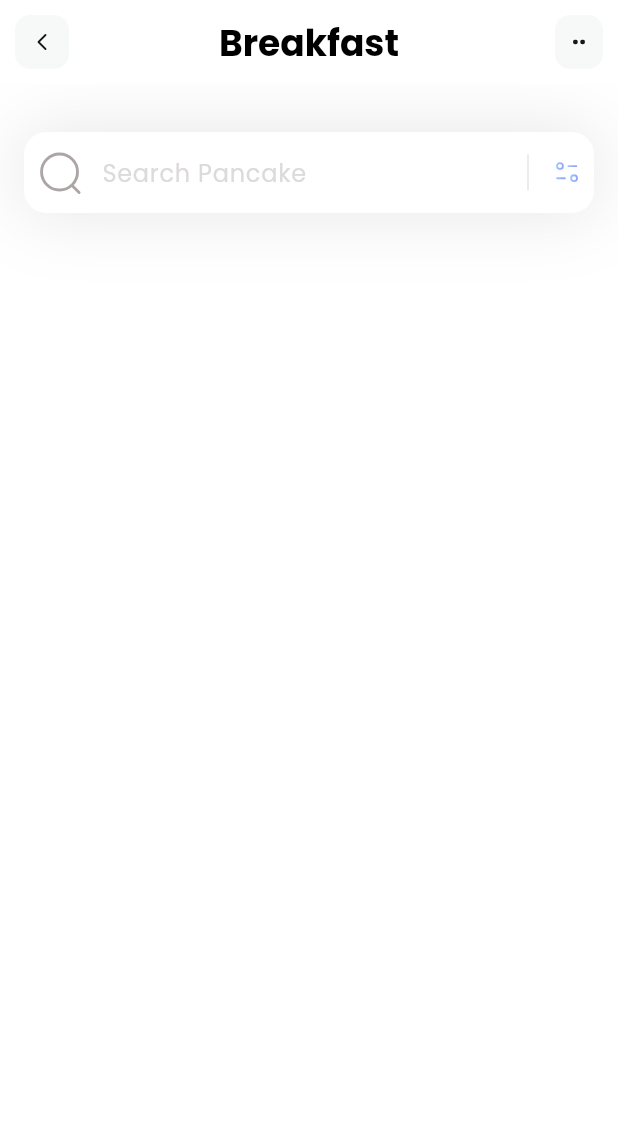
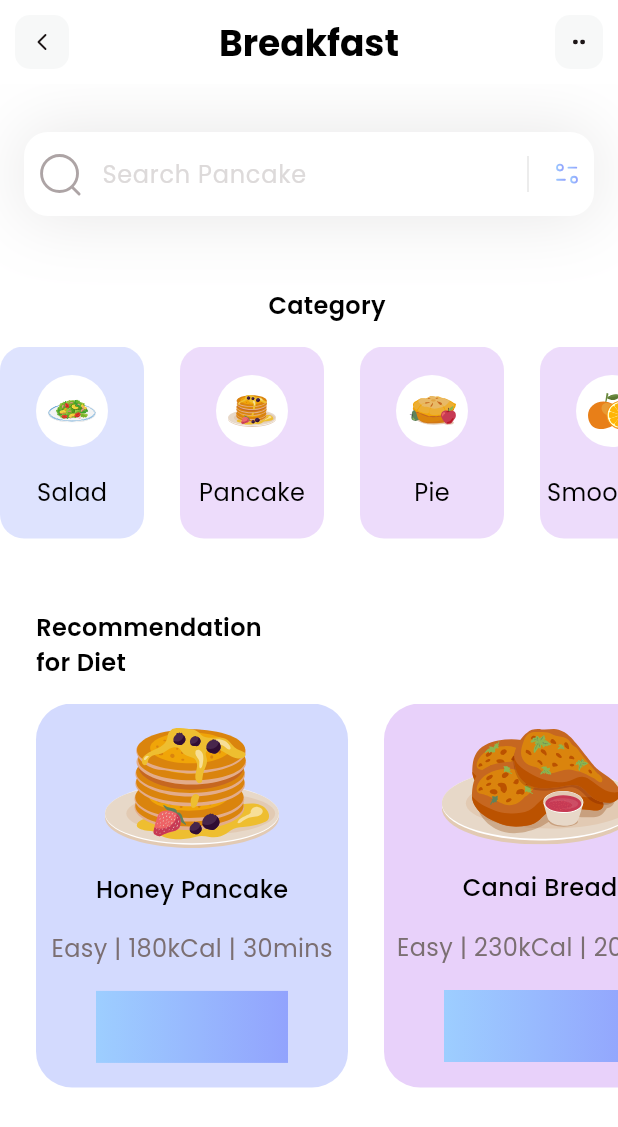
Before and after one commit to Emersh0w/fitness, a Flutter app: the screen it shows after launch, on a phone screen of 412 x 824 dp. Shown: the top 1127 px of the screen. Run offline on Flutter 3.47's test engine with Material 3 defaults, Android fonts, the phone set to English and light mode, and no system bars; our stand-ins replace flutter_svg.

Commit message:
Createed Recommendation for Diet

```diff
--- a/lib/main.dart
+++ b/lib/main.dart
@@ -14,7 +14,7 @@ class MyApp extends StatelessWidget {
     return MaterialApp(
       debugShowCheckedModeBanner: false,
       theme: ThemeData(fontFamily: 'Poppins'),
-      home: const HomePage(),
+      home: HomePage(),
     );
   }
 }
--- /dev/null
+++ b/lib/models/category_model.dart
@@ -0,0 +1,51 @@
+import 'package:flutter/material.dart';
+
+class CategoryModel {
+  String name;
+  String iconPath;
+  Color boxColor;
+
+  CategoryModel({
+    required this.name,
+    required this.iconPath,
+    required this.boxColor,
+  });
+
+  static List<CategoryModel> getCategories() {
+    List<CategoryModel> categories = [];
+
+    categories.add(
+      CategoryModel(
+        name: 'Salad',
+        iconPath: 'assets/icons/plate.svg',
+        boxColor: Color(0xff92A3FD),
+      ),
+    );
+
+    categories.add(
+      CategoryModel(
+        name: 'Pancake',
+        iconPath: 'assets/icons/pancakes.svg',
+        boxColor: Color(0xffC58BF2),
+      ),
+    );
+
+    categories.add(
+      CategoryModel(
+        name: 'Pie',
+        iconPath: 'assets/icons/pie.svg',
+        boxColor: Color(0xffC58BF2),
+      ),
+    );
+
+    categories.add(
+      CategoryModel(
+        name: 'Smoothies',
+        iconPath: 'assets/icons/orange-snacks.svg',
+        boxColor: Color(0xffC58BF2),
+      ),
+    );
+
+    return categories;
+  }
+}
--- /dev/null
+++ b/lib/models/diet_models.dart
@@ -0,0 +1,51 @@
+import 'package:flutter/material.dart';
+
+class DietModel {
+  String name;
+  String iconPath;
+  String level;
+  String duration;
+  String calorie;
+  Color boxColor;
+  bool viewIsSelected;
+
+  DietModel({
+    required this.name,
+    required this.iconPath,
+    required this.level,
+    required this.duration,
+    required this.calorie,
+    required this.boxColor,
+    required this.viewIsSelected,
+  });
+
+  static List<DietModel> getDiets() {
+    List<DietModel> categories = [];
+
+    categories.add(
+      DietModel(
+        name: 'Honey Pancake',
+        iconPath: 'assets/icons/honey-pancakes.svg',
+        level: 'Easy',
+        duration: '30mins',
+        calorie: '180kCal',
+        boxColor: Color(0xff92A3FD),
+        viewIsSelected: true,
+      ),
+    );
+
+    categories.add(
+      DietModel(
+        name: 'Canai Bread',
+        iconPath: 'assets/icons/canai-bread.svg',
+        level: 'Easy',
+        duration: '20mins',
+        calorie: '230kCal',
+        boxColor: Color(0xffC58BF2),
+        viewIsSelected: false,
+      ),
+    );
+
+    return categories;
+  }
+}
--- a/lib/pages/home.dart
+++ b/lib/pages/home.dart
@@ -1,15 +1,173 @@
+import 'package:fitness/models/category_model.dart';
+import 'package:fitness/models/diet_models.dart';
 import 'package:flutter/material.dart';
 import 'package:flutter_svg/flutter_svg.dart';
 
-class HomePage extends StatelessWidget {
+class HomePage extends StatefulWidget {
   const HomePage({super.key});
 
   @override
+  State<HomePage> createState() => _HomePageState();
+}
+
+class _HomePageState extends State<HomePage> {
+  List<CategoryModel> categories = [];
+  List<DietModel> diets = [];
+
+  void _getInitialInfo() {
+    categories = CategoryModel.getCategories();
+    diets = DietModel.getDiets();
+  }
+
+  @override
   Widget build(BuildContext context) {
+    _getInitialInfo();
     return Scaffold(
       appBar: appBar(),
       backgroundColor: Colors.white,
-      body: Column(children: [_search()]),
+      body: Column(
+        crossAxisAlignment: CrossAxisAlignment.start,
+        children: [
+          _search(),
+          SizedBox(height: 48),
+          _categoriesSection(),
+          SizedBox(height: 48),
+          Column(
+            crossAxisAlignment: CrossAxisAlignment.start,
+            children: [
+              Padding(
+                padding: const EdgeInsets.only(left: 24),
+                child: Text(
+                  'Recommendation\nfor Diet',
+                  style: TextStyle(
+                    color: Colors.black,
+                    fontSize: 16,
+                    fontWeight: FontWeight.w600,
+                  ),
+                ),
+              ),
+              SizedBox(height: 16),
+              Container(
+                color: Colors.white,
+                height: 256,
+                child: ListView.separated(
+                  itemBuilder: (context, index) {
+                    return Container(
+                      width: 208,
+                      decoration: BoxDecoration(
+                        color: diets[index].boxColor.withOpacity(0.4),
+                        borderRadius: BorderRadius.circular(24),
+                      ),
+                      child: Column(
+                        mainAxisAlignment: MainAxisAlignment.spaceEvenly,
+                        children: [
+                          SvgPicture.asset(diets[index].iconPath),
+                          Text(
+                            diets[index].name,
+                            style: TextStyle(
+                              fontWeight: FontWeight.w500,
+                              color: Colors.black,
+                              fontSize: 16,
+                            ),
+                          ),
+                          Text(
+                            diets[index].level +
+                                ' | ' +
+                                diets[index].calorie +
+                                ' | ' +
+                                diets[index].duration,
+                            style: TextStyle(
+                              color: Color(0xff7B6F72),
+                              fontSize: 16,
+                              fontWeight: FontWeight.w400,
+                            ),
+                          ),
+
+                          Container(
+                            height: 48,
+                            width: 128,
+                            decoration: BoxDecoration(
+                              gradient: LinearGradient(
+                                colors: [Color(0xff9DCEFF), Color(0xff92A3FD)],
+                              ),
+                            ),
+                          ),
+                        ],
+                      ),
+                    );
+                  },
+                  separatorBuilder: (context, index) => SizedBox(width: 24),
+                  itemCount: diets.length,
+                  scrollDirection: Axis.horizontal,
+                  padding: EdgeInsets.only(left: 24, right: 24),
+                ),
+              ),
+            ],
+          ),
+        ],
+      ),
+    );
+  }
+
+  Column _categoriesSection() {
+    return Column(
+      children: [
+        Padding(
+          padding: const EdgeInsets.only(left: 24),
+          child: Text(
+            'Category',
+            style: TextStyle(
+              color: Colors.black,
+              fontSize: 16,
+              fontWeight: FontWeight.w600,
+            ),
+          ),
+        ),
+        SizedBox(height: 16),
+        Container(
+          height: 128,
+          color: Colors.white,
+          child: ListView.separated(
+            itemCount: categories.length,
+            scrollDirection: Axis.horizontal,
+            separatorBuilder: (context, index) => SizedBox(width: 24),
+            itemBuilder: (context, index) {
+              return Container(
+                width: 96,
+                decoration: BoxDecoration(
+                  color: categories[index].boxColor.withOpacity(0.3),
+                  borderRadius: BorderRadius.circular(16),
+                ),
+                child: Column(
+                  mainAxisAlignment: MainAxisAlignment.spaceEvenly,
+                  children: [
+                    Container(
+                      width: 48,
+                      height: 48,
+                      decoration: BoxDecoration(
+                        color: Colors.white,
+                        shape: BoxShape.circle,
+                      ),
+                      child: Padding(
+                        padding: const EdgeInsets.all(8.0),
+                        child: SvgPicture.asset(categories[index].iconPath),
+                      ),
+                    ),
+                    Text(
+                      categories[index].name,
+                      style: TextStyle(
+                        fontWeight: FontWeight.w400,
+                        color: Colors.black,
+                        fontSize: 16,
+                      ),
+                    ),
+                  ],
+                ),
+              );
+            },
+          ),
+        ),
+      ],
     );
   }
 
@@ -29,14 +187,14 @@ class HomePage extends StatelessWidget {
         decoration: InputDecoration(
           filled: true,
           fillColor: Colors.white,
-          contentPadding: EdgeInsets.all(15),
+          contentPadding: EdgeInsets.all(16),
           hintText: 'Search Pancake',
           hintStyle: TextStyle(color: Color(0xffDDDADA), fontSize: 16),
           prefixIcon: Padding(
             padding: const EdgeInsets.all(8.0),
             child: SvgPicture.asset('assets/icons/Search.svg'),
           ),
-          suffixIcon: Container(
+          suffixIcon: SizedBox(
             width: 96,
             child: IntrinsicHeight(
               child: Row(
@@ -57,7 +215,7 @@ class HomePage extends StatelessWidget {
             ),
           ),
           border: OutlineInputBorder(
-            borderRadius: BorderRadius.circular(15),
+            borderRadius: BorderRadius.circular(16),
             borderSide: BorderSide.none,
           ),
         ),
```
